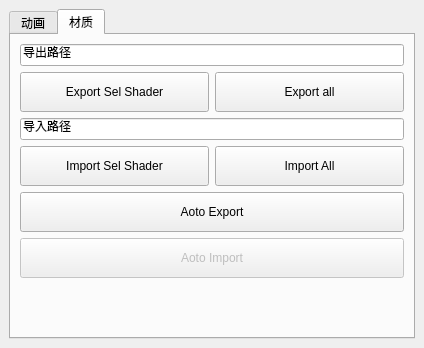
The window that seer7_setup.ui (rupengfei/TD_code) describes before a commit, drawn with Qt 5.
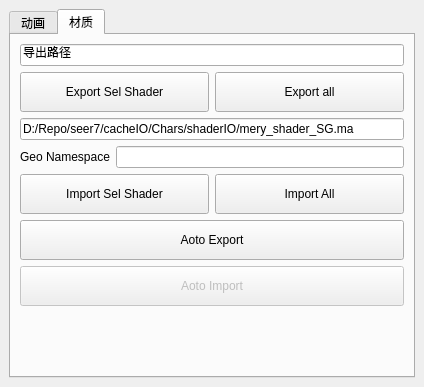
The same window after the commit.

Commit message: import shader

```diff
--- a/seer7_setup.ui
+++ b/seer7_setup.ui
@@ -10,7 +10,7 @@
     <x>0</x>
     <y>0</y>
     <width>424</width>
-    <height>348</height>
+    <height>387</height>
    </rect>
   </property>
   <property name="minimumSize">
@@ -170,10 +170,42 @@
            <string>&lt;html&gt;&lt;head/&gt;&lt;body&gt;&lt;p&gt;&lt;span style=&quot; font-size:9pt;&quot;&gt;导入路径 写全名！！！&lt;/span&gt;&lt;/p&gt;&lt;p&gt;&lt;span style=&quot; font-size:9pt;&quot;&gt;例：&amp;quot;D:\Rig\shader.ma&amp;quot;&lt;/span&gt;&lt;/p&gt;&lt;/body&gt;&lt;/html&gt;</string>
           </property>
           <property name="text">
-           <string>导入路径</string>
+           <string>D:/Repo/seer7/cacheIO/Chars/shaderIO/mery_shader_SG.ma</string>
           </property>
          </widget>
         </item>
+        <item>
+         <layout class="QHBoxLayout" name="horizontalLayout_3">
+          <item>
+           <widget class="QLabel" name="label">
+            <property name="toolTip">
+             <string>&lt;html&gt;&lt;head/&gt;&lt;body&gt;&lt;p&gt;模型命名空间&lt;/p&gt;&lt;/body&gt;&lt;/html&gt;</string>
+            </property>
+            <property name="text">
+             <string>Geo Namespace</string>
+            </property>
+           </widget>
+          </item>
+          <item>
+           <widget class="QLineEdit" name="lin_namespace">
+            <property name="toolTip">
+             <string>&lt;!DOCTYPE HTML PUBLIC &quot;-//W3C//DTD HTML 4.0//EN&quot; &quot;http://www.w3.org/TR/REC-html40/strict.dtd&quot;&gt;
+&lt;html&gt;&lt;head&gt;&lt;meta name=&quot;qrichtext&quot; content=&quot;1&quot; /&gt;&lt;style type=&quot;text/css&quot;&gt;
+p, li { white-space: pre-wrap; }
+&lt;/style&gt;&lt;/head&gt;&lt;body style=&quot; font-family:'Bahnschrift Light'; font-size:12pt; font-weight:24; font-style:normal;&quot;&gt;
+&lt;p style=&quot; margin-top:12px; margin-bottom:12px; margin-left:0px; margin-right:0px; -qt-block-indent:0; text-indent:0px;&quot;&gt;&lt;span style=&quot; font-size:10pt; font-weight:400;&quot;&gt;有名称空间的需要加到这里&lt;/span&gt;&lt;/p&gt;
+&lt;p style=&quot; margin-top:12px; margin-bottom:12px; margin-left:0px; margin-right:0px; -qt-block-indent:0; text-indent:0px;&quot;&gt;&lt;span style=&quot; font-size:10pt; font-weight:400;&quot;&gt;否则场景有重名物体就会附上这个的材质&lt;/span&gt;&lt;/p&gt;
+&lt;p style=&quot; margin-top:12px; margin-bottom:12px; margin-left:0px; margin-right:0px; -qt-block-indent:0; text-indent:0px;&quot;&gt;&lt;span style=&quot; font-size:10pt; font-weight:400;&quot;&gt;例：atieda:atieda_geo&lt;/span&gt;&lt;/p&gt;
+&lt;p style=&quot; margin-top:12px; margin-bottom:12px; margin-left:0px; margin-right:0px; -qt-block-indent:0; text-indent:0px;&quot;&gt;&lt;span style=&quot; font-size:10pt; font-weight:400;&quot;&gt;需要填入：atieda&lt;/span&gt;&lt;/p&gt;
+&lt;p style=&quot; margin-top:12px; margin-bottom:12px; margin-left:0px; margin-right:0px; -qt-block-indent:0; text-indent:0px;&quot;&gt;&lt;span style=&quot; font-size:10pt; font-weight:400;&quot;&gt;&lt;br /&gt;&lt;/span&gt;&lt;/p&gt;&lt;/body&gt;&lt;/html&gt;</string>
+            </property>
+            <property name="text">
+             <string/>
+            </property>
+           </widget>
+          </item>
+         </layout>
+        </item>
         <item>
          <layout class="QHBoxLayout" name="horizontalLayout_2">
           <item>
```
Left out of the diff: 4 changed lines with no effect on the pictures. The commit also changes 4 other files.
